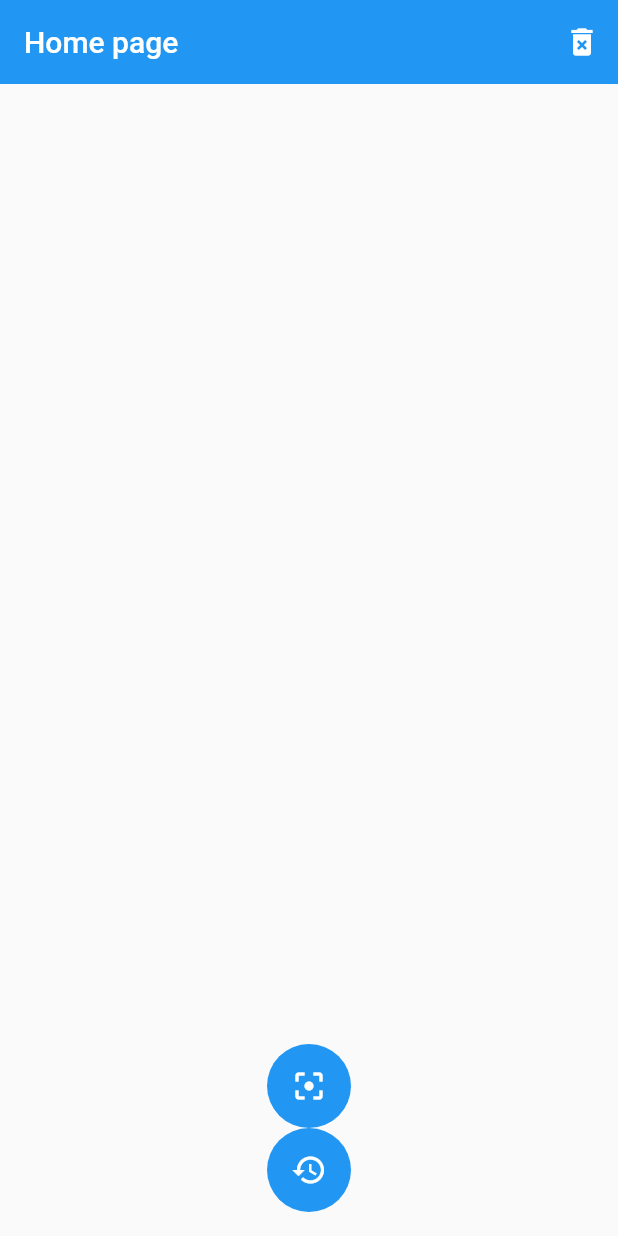
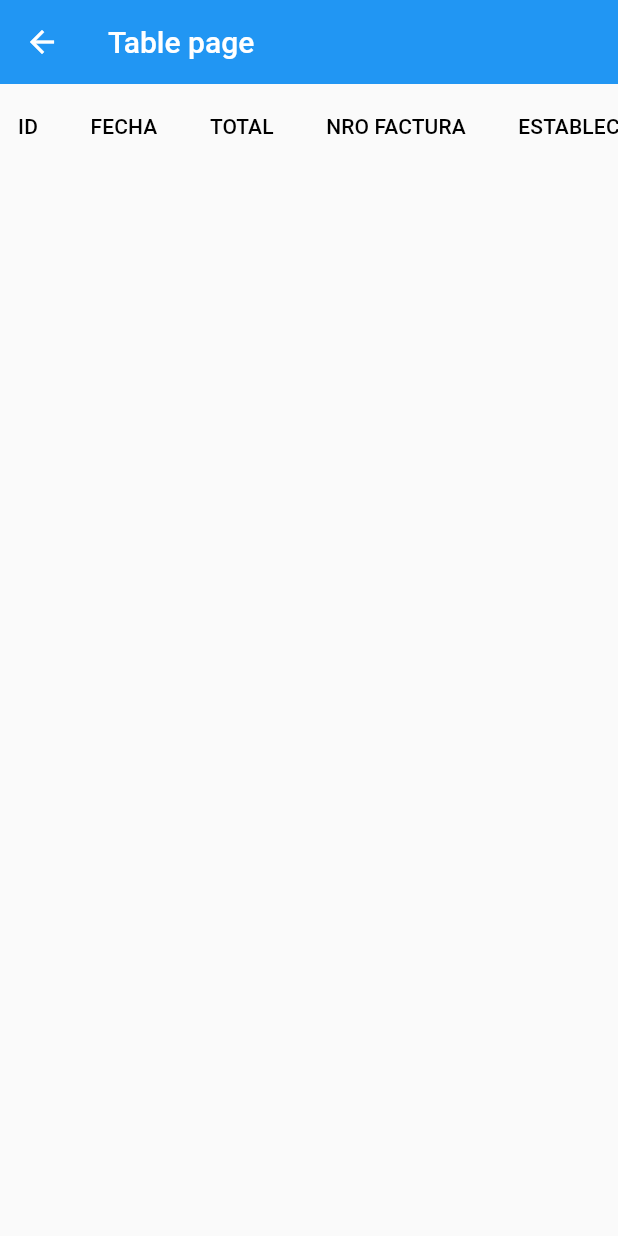
Before and after one commit to yesenialg/Aprendiendo_Flutter, a Flutter app: the screen it shows after launch, after a tap on the "history" icon, on a phone screen of 412 x 824 dp. Run offline on Flutter 3.47's test engine with Material 2 defaults, Android fonts, the phone set to English and light mode, and no system bars; our stand-ins replace sqflite; missing offline and left inert: art_sweetalert, flutter_barcode_scanner; accounts and stored records are empty; network calls fail.

Commit message:
-pagina de historial,componente de la tabla y ajustes consistencia

```diff
--- a/lector_facturas_app/lib/main.dart
+++ b/lector_facturas_app/lib/main.dart
@@ -1,5 +1,6 @@
 import 'package:flutter/material.dart';
 import 'package:lector_facturas_app/pages/home_page.dart';
+import 'package:lector_facturas_app/pages/table_page.dart';
 import 'package:lector_facturas_app/providers/scan_list_provider.dart';
 import 'package:provider/provider.dart';
 
@@ -20,6 +21,7 @@ class MyApp extends StatelessWidget {
           initialRoute: 'home',
           routes: {
             'home': (_) => HomePage(),
+            'table': (_)=> TablePage(),
           },
         ));
   }
--- a/lector_facturas_app/lib/pages/home_page.dart
+++ b/lector_facturas_app/lib/pages/home_page.dart
@@ -47,19 +47,25 @@ class HomePage extends StatelessWidget {
       ),
       body: _cargarScans(),
       //bottomNavigationBar: CustomNavigatorBar(),
-      floatingActionButton: Column(
-        crossAxisAlignment: CrossAxisAlignment.center,
-        mainAxisAlignment: MainAxisAlignment.end,
-        children: <Widget>[
-          ScanButton(),
-          HistoryButton(),
-        ],
-      ),
-      floatingActionButtonLocation: FloatingActionButtonLocation.centerFloat,
+      floatingActionButton:_crearBotones(),
+      //floatingActionButtonLocation: FloatingActionButtonLocation.centerFloat,
       //bottomNavigationBar: ,
     );
   }
 }
+
+  Widget _crearBotones() {
+    return Row(
+      mainAxisAlignment: MainAxisAlignment.center,
+      children: [
+
+        SizedBox(width: 200,height: 100),
+        ScanButton(),
+        Expanded(child: SizedBox()),
+        HistoryButton(),
+      ],
+    );
+  }
 
 class _cargarScans extends StatelessWidget {
   @override
--- /dev/null
+++ b/lector_facturas_app/lib/pages/table_enlaces.dart
@@ -0,0 +1,100 @@
+import 'package:flutter/material.dart';
+import 'package:lector_facturas_app/models/scan_model.dart';
+import 'package:lector_facturas_app/providers/scan_list_provider.dart';
+import 'package:lector_facturas_app/utils/utils.dart';
+import 'package:provider/provider.dart';
+import 'package:flutter/rendering.dart';
+
+class EnlacesTable extends StatefulWidget {
+  @override
+  _EnlacesTableState createState() => _EnlacesTableState();
+}
+
+class _EnlacesTableState extends State<EnlacesTable> {
+  @override
+  Widget build(BuildContext context) {
+    ScanListProvider scanListProvider = Provider.of<ScanListProvider>(context);
+    List scans = scanListProvider.scans;
+    var sc = <ScanModel>[];
+
+    var _chosenSubCounty='Mvita';
+    return SingleChildScrollView(
+      scrollDirection: Axis.horizontal,
+      child: SingleChildScrollView(
+        scrollDirection: Axis.vertical,
+        child: Column(
+          children: [
+            /*DropdownButton<String>(
+                  value: _chosenSubCounty,
+                  //elevation: 5,
+                  style: TextStyle(color: Colors.black),
+
+                  items: <String>['Mvita', 'Tudor', 'Kisauni'].map<DropdownMenuItem<String>>((String value) {
+                    return DropdownMenuItem<String>(
+                      value: value,
+                      child: Text(value, style: TextStyle(
+                          color: Colors.black,
+                          fontSize: 16,
+                          fontWeight: FontWeight.w600),
+                      ),
+                    );
+                  }).toList(),
+                  hint: Text(
+                    "Sub-County",
+                    style: TextStyle(
+                        color: Colors.black,
+                        fontSize: 16,
+                        fontWeight: FontWeight.w600),
+                  ),
+                  onChanged: (String? value) {
+                      setState(() {
+                        _chosenSubCounty = value!;
+                        scans = scans.where((element) => element.sub_county.contains(_chosenSubCounty)).toList();
+
+                      });
+                    },
+
+                ),*/
+
+            DataTable(
+                sortColumnIndex: 1,
+                columnSpacing: 35.0,
+                horizontalMargin: 12,
+                //minWidth: 600,
+                columns: _HeaderTable,
+                rows: scans
+                    .map((factura) => DataRow(cells: [
+                          DataCell(Text(factura.id.toString())),
+                          DataCell(Text(factura.fecha)),
+                          DataCell(Text(factura.total.toString())),
+                          DataCell(Text(factura.num_factura)),
+                          DataCell(Text(factura.establecimiento)),
+                        ]))
+                    .toList()),
+          ],
+        ),
+      ),
+    );
+  }
+
+  List<DataColumn> get _HeaderTable {
+    return [
+                DataColumn(
+                  label: Text('ID'),
+                ),
+                DataColumn(
+                  label: Text('FECHA'),
+                ),
+                DataColumn(
+                  label: Text('TOTAL'),
+                ),
+                DataColumn(
+                  label: Text('NRO FACTURA'),
+                ),
+                DataColumn(
+                  label: Text('ESTABLECIMIENTO'),
+                  numeric: true,
+                ),
+              ];
+  }
+}
--- /dev/null
+++ b/lector_facturas_app/lib/pages/table_page.dart
@@ -0,0 +1,42 @@
+import 'package:art_sweetalert/art_sweetalert.dart';
+import 'package:flutter/material.dart';
+import 'package:lector_facturas_app/pages/historial_enlaces.dart';
+import 'package:lector_facturas_app/pages/table_enlaces.dart';
+import 'package:lector_facturas_app/providers/db_provider.dart';
+import 'package:lector_facturas_app/providers/scan_list_provider.dart';
+import 'package:lector_facturas_app/widgets/custom_navigatorbar.dart';
+import 'package:lector_facturas_app/widgets/history_button.dart';
+import 'package:lector_facturas_app/widgets/scan_button.dart';
+import 'package:provider/provider.dart';
+
+class TablePage extends StatelessWidget {
+  @override
+  Widget build(BuildContext context) {
+
+    return Scaffold(
+      appBar: AppBar(
+        elevation: 0,
+        title: Text("Table page"),
+      ),
+      body:
+      EnlacesTable(),
+
+
+    );
+  }
+}
+
+
+
+
+class _cargarScans extends StatelessWidget {
+  @override
+  Widget build(BuildContext context) {
+    final scanListProvider =
+        Provider.of<ScanListProvider>(context, listen: false);
+
+    scanListProvider.cargarScans();
+
+    return EnlacesTable();
+  }
+}
--- a/lector_facturas_app/lib/widgets/history_button.dart
+++ b/lector_facturas_app/lib/widgets/history_button.dart
@@ -8,10 +8,12 @@ class HistoryButton extends StatelessWidget {
   @override
   Widget build(BuildContext context) {
     return FloatingActionButton(
-      onPressed: () async {
+     heroTag: "history",
+     elevation: 50,
+      onPressed: () {
+        Navigator.pushNamed(context, 'table');
 
       },
-      elevation: 0,
       child: Icon(Icons.history),
     );
   }
--- a/lector_facturas_app/lib/widgets/scan_button.dart
+++ b/lector_facturas_app/lib/widgets/scan_button.dart
@@ -8,23 +8,25 @@ class ScanButton extends StatelessWidget {
   @override
   Widget build(BuildContext context) {
     return FloatingActionButton(
+      heroTag: "scan",
       onPressed: () async {
         String barcodeScanRes = await FlutterBarcodeScanner.scanBarcode(
             '#3D8BEF', 'Cancelar', false, ScanMode.QR);
 
         if (barcodeScanRes != '-1') {
-            final scanListProvider =
-                Provider.of<ScanListProvider>(context, listen: false);
-            var doc = barcodeScanRes.toString();
-            if (doc.contains("CUFE")) {
+          final scanListProvider =
+              Provider.of<ScanListProvider>(context, listen: false);
+          var doc = barcodeScanRes.toString();
+          if (doc.contains("CUFE")) {
             final num_factura = getDataQR(doc, 'NroFactura=', '\n');
-            final establecimiento= getDataQR(doc, 'NitAdquiriente=', '\n');
+            final establecimiento = getDataQR(doc, 'NitAdquiriente=', '\n');
             final cufe = getDataQR(doc, 'CUFE=', '\n');
-            final fecha= getDataQR(doc, 'FechaFactura=', '\n');
-            final total= double.parse(getDataQR(doc, 'ValorTotalFactura=', '\n')).round();
+            final fecha = getDataQR(doc, 'FechaFactura=', '\n');
+            //final total= double.parse(getDataQR(doc, 'ValorTotalFactura=', '\n')).round();
             final nuevoScan = await scanListProvider.nuevoScan(
-                 cufe,fecha, total, num_factura, doc, establecimiento);
-            //print(scanListProvider);
+                cufe, fecha, 65454, num_factura, doc, establecimiento);
+            print(doc);
+            //print(getDataQR(doc, 'ValorTotalFactura=', '\n'));
             launchInBrowser(context, nuevoScan);
           } else {
             print('ESTE QR NO PERTENECE A LA DIAN');
--- a/lector_facturas_app/pubspec.yaml
+++ b/lector_facturas_app/pubspec.yaml
@@ -37,6 +37,7 @@ dependencies:
   url_launcher: ^6.0.13
   sweetalert: ^0.0.1
   art_sweetalert: ^0.0.5
+  data_table_2: ^2.2.0
 
 dev_dependencies:
 
```
Also changed, not shown: lector_facturas_app/pubspec.lock, 1 other file.
